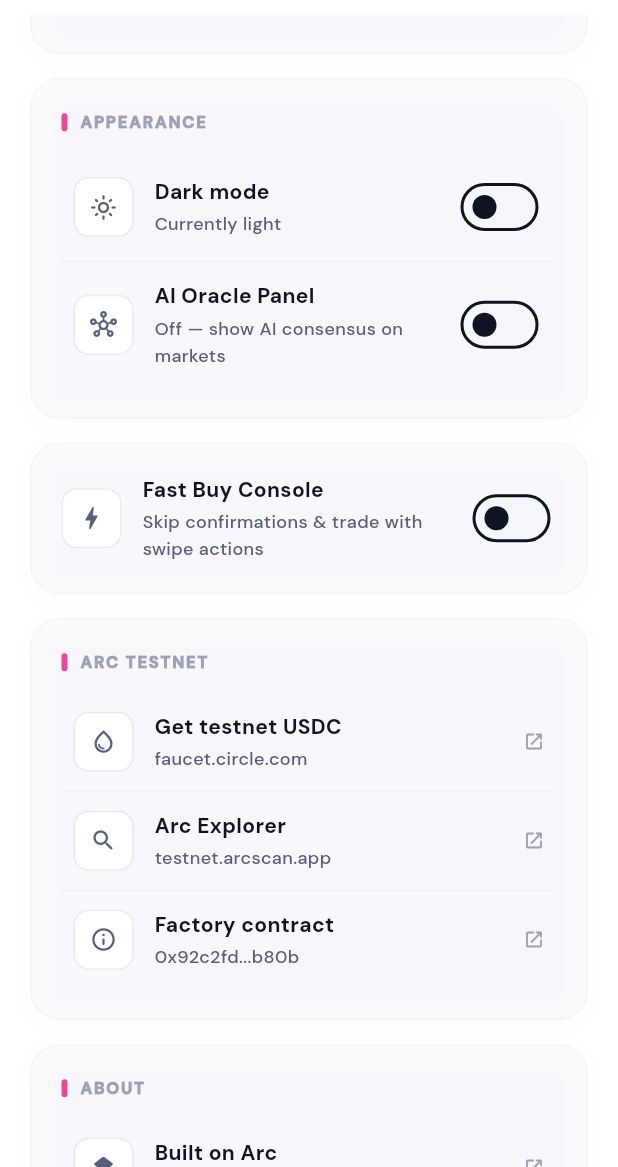
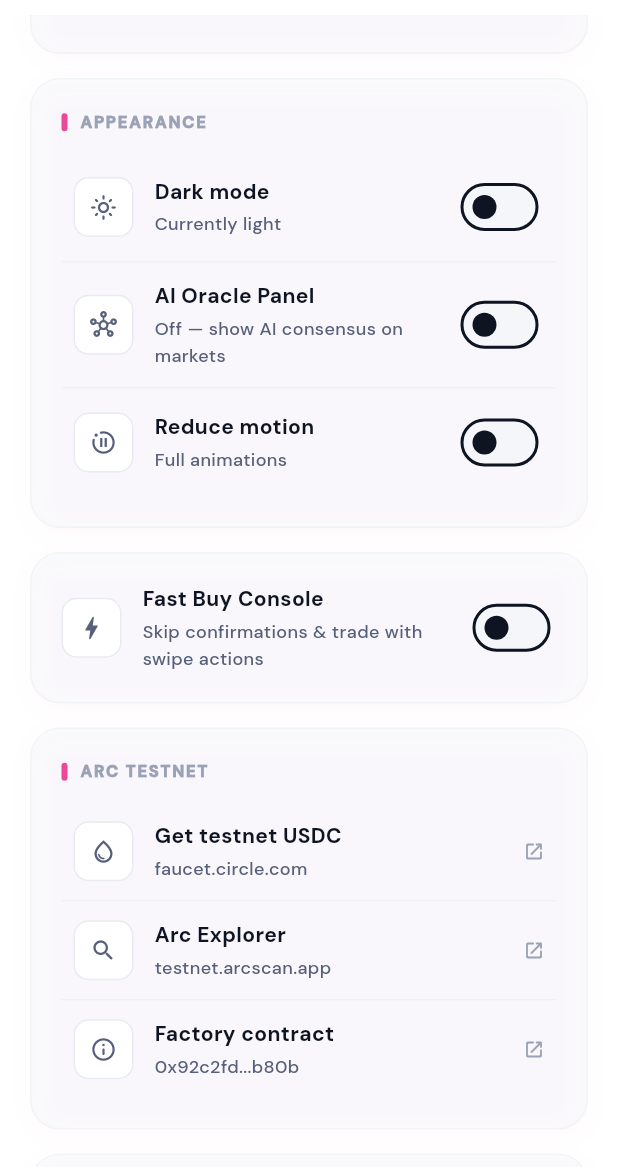
Before and after one commit to hahzterry/Puls, a Flutter app: the ProfileScreen screen opened directly, scrolled down 576 dp, on a phone screen of 412 x 824 dp, the part 69-1236 px from its top. Run offline on Flutter 3.47's test engine with Material 3 defaults, Android fonts, the phone set to English and light mode, and no system bars; our stand-ins replace animate_do, fl_chart, flutter_animate, flutter_slidable, lottie, qr_flutter and 3 more; missing offline and left inert: dart:js_interop, dart:ui_web, flutter_web_scroll, haptic_kit, picons; accounts and stored records are empty; network calls fail.

Commit message:
feat(settings): in-app Reduce motion toggle (persisted; overrides the OS setting app-wide) (#189)
Co-authored-by: rdmbtc <ntraid03@gmail.com>

```diff
--- a/lib/features/profile/profile_screen.dart
+++ b/lib/features/profile/profile_screen.dart
@@ -409,6 +409,21 @@ class _ProfileScreenState extends State<ProfileScreen> {
                             value: appState.aiOracleEnabled,
                             activeTrackColor: t.brand,
                             onChanged: (_) => appState.toggleAiOracle(),
+                          ),
+                        ),
+                        _Row(
+                          icon: Icons.motion_photos_paused_outlined,
+                          title: 'Reduce motion',
+                          subtitle: (appState.reduceMotionOverride ??
+                                  (MediaQuery.maybeDisableAnimationsOf(context) ?? false))
+                              ? 'Animations minimized'
+                              : 'Full animations',
+                          t: t,
+                          trailing: Switch(
+                            value: appState.reduceMotionOverride ??
+                                (MediaQuery.maybeDisableAnimationsOf(context) ?? false),
+                            activeTrackColor: t.brand,
+                            onChanged: (v) => appState.setReduceMotion(v),
                           ),
                         ),
                       ],
@@ -644,6 +659,21 @@ class _ProfileScreenState extends State<ProfileScreen> {
                     value: appState.aiOracleEnabled,
                     activeTrackColor: t.brand,
                     onChanged: (_) => appState.toggleAiOracle(),
+                  ),
+                ),
+                _Row(
+                  icon: Icons.motion_photos_paused_outlined,
+                  title: 'Reduce motion',
+                  subtitle: (appState.reduceMotionOverride ??
+                          (MediaQuery.maybeDisableAnimationsOf(context) ?? false))
+                      ? 'Animations minimized'
+                      : 'Full animations',
+                  t: t,
+                  trailing: Switch(
+                    value: appState.reduceMotionOverride ??
+                        (MediaQuery.maybeDisableAnimationsOf(context) ?? false),
+                    activeTrackColor: t.brand,
+                    onChanged: (v) => appState.setReduceMotion(v),
                   ),
                 ),
               ],
```
Also changed, not shown: lib/app/puls_app_state.dart (+30 -2 lines), lib/core/motion.dart (+8 -2 lines).
